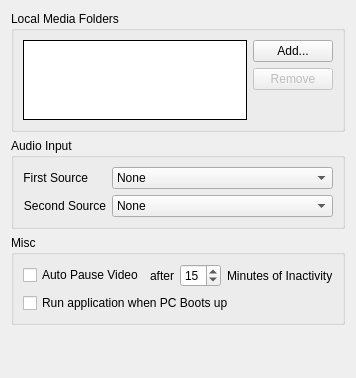
The window that client/libclient/src/ui/widgets/local_settings/general_preferences_widget.ui (networkoptix/nx_open) describes before a commit, drawn with Qt 5.
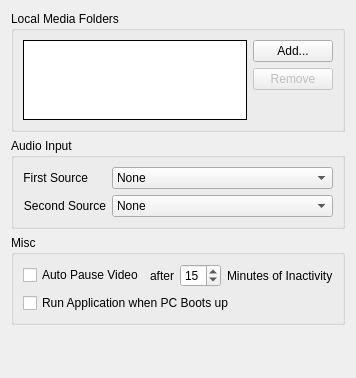
The same window after the commit.

Commit message:
VMS-5494 - Fix translatable strings to match dictionary
<==== Mercurial data ====>
Branch: dev_3.0.0_gui

The edit to the form file:
```diff
--- a/client/libclient/src/ui/widgets/local_settings/general_preferences_widget.ui
+++ b/client/libclient/src/ui/widgets/local_settings/general_preferences_widget.ui
@@ -207,7 +207,7 @@
       <item row="1" column="0">
        <widget class="QCheckBox" name="autoStartCheckBox">
         <property name="text">
-         <string>Run application when PC Boots up</string>
+         <string>Run Application when PC Boots up</string>
         </property>
        </widget>
       </item>
```
The commit also changes 1 other file.
